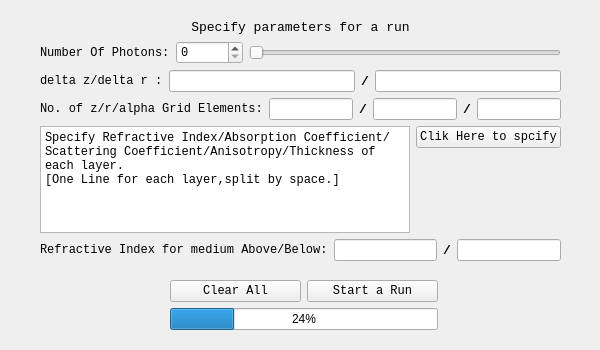
This is mainwidgets/confparas.ui in SimonCqk/Photon_Propagation_Simulation as Qt 5 draws it before an edit. The edited form follows.
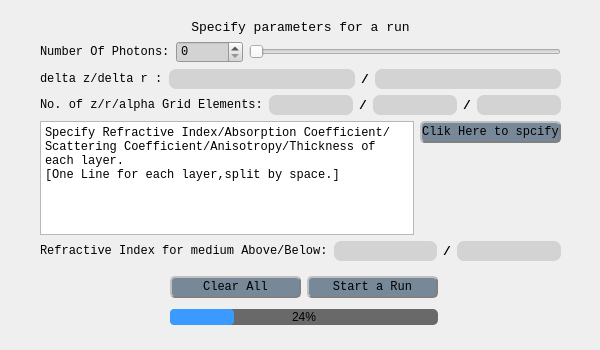
This is the edited form.

Commit message: beautify interface preliminarily.

```diff
--- a/mainwidgets/confparas.ui
+++ b/mainwidgets/confparas.ui
@@ -13,13 +13,37 @@
   <property name="windowTitle">
    <string>Form</string>
   </property>
+  <property name="styleSheet">
+   <string notr="true">QPushButton#RunButton{
+	   height: 18px;
+       background-color:#778899;
+       border-radius: 5px; 
+       border: 2px groove gray;
+       border-style: outset;
+}
+QPushButton#ClearButton{
+       height: 18px;
+       background-color:#778899;
+       border-radius: 5px; 
+       border: 2px groove gray;
+       border-style: outset;
+}
+QPushButton#SpeLayerButton{
+       height: 18px;
+       background-color:#778899;
+       border-radius: 5px; 
+       border: 2px groove gray;
+       border-style: outset;
+}
+</string>
+  </property>
   <widget class="QWidget" name="verticalLayoutWidget_2">
    <property name="geometry">
     <rect>
      <x>170</x>
-     <y>280</y>
+     <y>271</y>
      <width>268</width>
-     <height>52</height>
+     <height>61</height>
     </rect>
    </property>
    <layout class="QVBoxLayout" name="verticalLayout_2">
@@ -53,6 +77,22 @@
     </item>
     <item>
      <widget class="QProgressBar" name="progressBar">
+      <property name="styleSheet">
+       <string notr="true">QProgressBar#progressBar{
+      border:none;
+      background:#696969;
+      border-radius:5px;
+      text-align:center;
+      height:15px;
+}
+ 
+QProgressBar::chunk {
+ 
+      background-color:rgb(58, 154, 255);
+      border-radius:4px;
+      
+}</string>
+      </property>
       <property name="value">
        <number>24</number>
       </property>
@@ -109,6 +149,9 @@
             <family>Consolas</family>
            </font>
           </property>
+          <property name="styleSheet">
+           <string notr="true">background-color:#D3D3D3;</string>
+          </property>
           <property name="wrapping">
            <bool>false</bool>
           </property>
@@ -119,6 +162,9 @@
         </item>
         <item>
          <widget class="QSlider" name="PhoNumSlider">
+          <property name="styleSheet">
+           <string notr="true"/>
+          </property>
           <property name="minimum">
            <number>0</number>
           </property>
@@ -153,6 +199,11 @@
             <family>Consolas</family>
            </font>
           </property>
+          <property name="styleSheet">
+           <string notr="true">border-radius: 7px;
+height: 20px;
+background-color:#D3D3D3;</string>
+          </property>
          </widget>
         </item>
         <item>
@@ -177,6 +228,11 @@
             <family>Consolas</family>
            </font>
           </property>
+          <property name="styleSheet">
+           <string notr="true">border-radius: 7px;
+height: 20px;
+background-color:#D3D3D3;</string>
+          </property>
          </widget>
         </item>
        </layout>
@@ -202,6 +258,11 @@
             <family>Consolas</family>
            </font>
           </property>
+          <property name="styleSheet">
+           <string notr="true">border-radius: 7px;
+height: 20px;
+background-color:#D3D3D3;</string>
+          </property>
          </widget>
         </item>
         <item>
@@ -226,6 +287,11 @@
             <family>Consolas</family>
            </font>
           </property>
+          <property name="styleSheet">
+           <string notr="true">border-radius: 7px;
+height: 20px;
+background-color:#D3D3D3;</string>
+          </property>
          </widget>
         </item>
         <item>
@@ -250,6 +316,11 @@
             <family>Consolas</family>
            </font>
           </property>
+          <property name="styleSheet">
+           <string notr="true">border-radius: 7px;
+height: 20px;
+background-color:#D3D3D3;</string>
+          </property>
          </widget>
         </item>
        </layout>
@@ -320,6 +391,11 @@
             <family>Consolas</family>
            </font>
           </property>
+          <property name="styleSheet">
+           <string notr="true">border-radius: 7px;
+height: 20px;
+background-color:#D3D3D3;</string>
+          </property>
          </widget>
         </item>
         <item>
@@ -344,6 +420,11 @@
             <family>Consolas</family>
            </font>
           </property>
+          <property name="styleSheet">
+           <string notr="true">border-radius: 7px;
+height: 20px;
+background-color:#D3D3D3;</string>
+          </property>
          </widget>
         </item>
        </layout>
```
Left out of the diff: 3 changed lines with no effect on the pictures. The commit also changes 6 other files.
